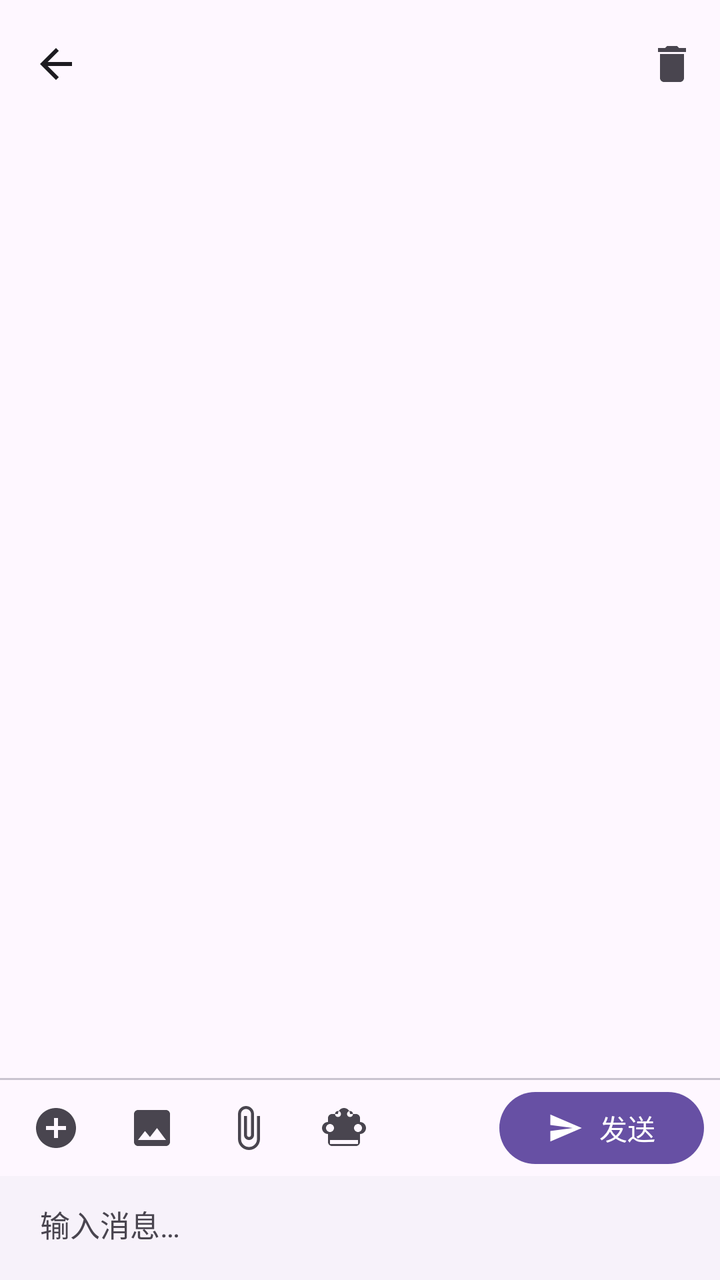
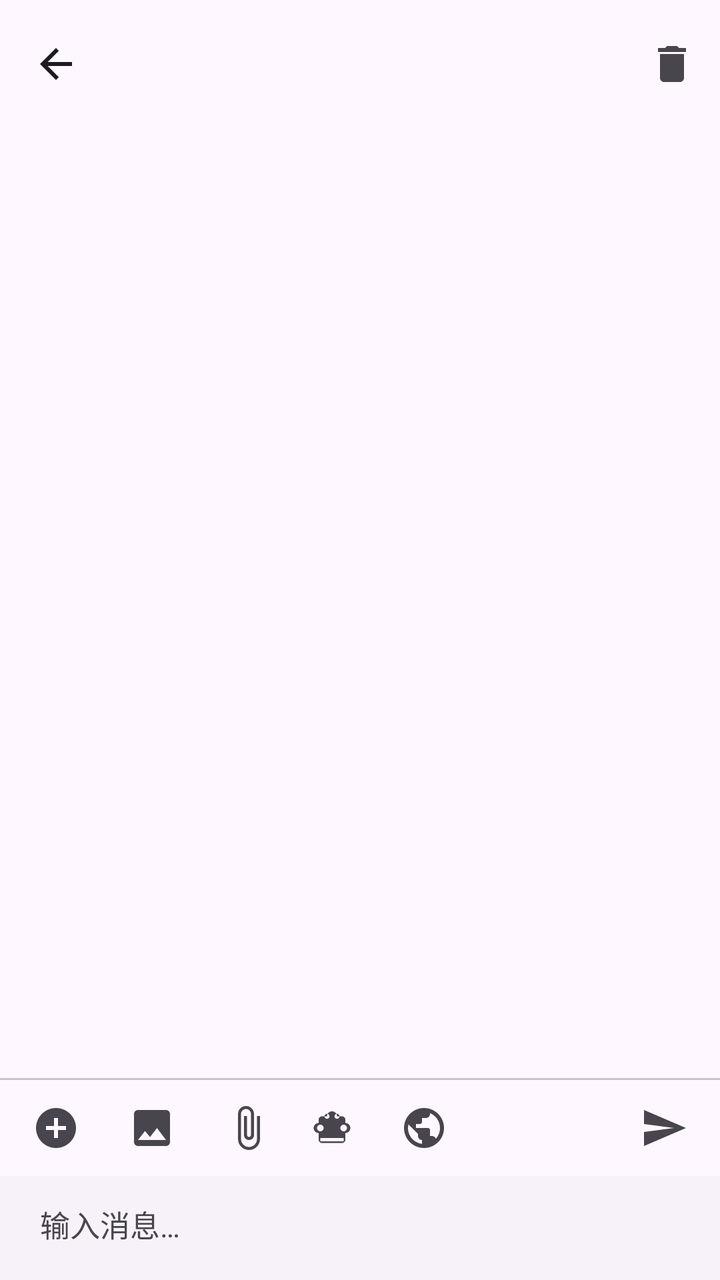

Screens rendered from an Android XML layout before and after an edit, with the pre-edit source and the edit as a unified diff.
<!-- AndroidManifest.xml: application theme Theme.ChatBox -->
<!-- res/layout/activity_chat.xml -->
<?xml version="1.0" encoding="utf-8"?>
<LinearLayout xmlns:android="http://schemas.android.com/apk/res/android"
    xmlns:app="http://schemas.android.com/apk/res-auto"
    android:layout_width="match_parent"
    android:layout_height="match_parent"
    android:fitsSystemWindows="true"
    android:orientation="vertical">

    <com.google.android.material.appbar.MaterialToolbar
        android:id="@+id/toolbar"
        android:layout_width="match_parent"
        android:layout_height="?attr/actionBarSize"
        app:navigationIcon="@drawable/ic_arrow_back"
        app:menu="@menu/menu_chat" />

    <TextView
        android:id="@+id/tv_system_prompt"
        android:layout_width="match_parent"
        android:layout_height="wrap_content"
        android:background="?attr/colorSurfaceContainerLow"
        android:ellipsize="end"
        android:maxLines="2"
        android:paddingHorizontal="16dp"
        android:paddingVertical="8dp"
        android:textColor="?attr/colorOnSurfaceVariant"
        android:textSize="12sp"
        android:visibility="gone" />

    <androidx.recyclerview.widget.RecyclerView
        android:id="@+id/rv_messages"
        android:layout_width="match_parent"
        android:layout_height="0dp"
        android:layout_weight="1"
        android:clipToPadding="false"
        android:paddingHorizontal="8dp"
        android:paddingTop="8dp"
        android:paddingBottom="8dp" />

    <View
        android:layout_width="match_parent"
        android:layout_height="1dp"
        android:background="?attr/colorOutlineVariant" />

    <LinearLayout
        android:id="@+id/layout_toolbar"
        android:layout_width="match_parent"
        android:layout_height="48dp"
        android:gravity="center_vertical"
        android:orientation="horizontal"
        android:paddingHorizontal="4dp">

        <ImageButton
            android:id="@+id/btn_new_chat"
            android:layout_width="48dp"
            android:layout_height="48dp"
            android:background="?attr/selectableItemBackgroundBorderless"
            android:contentDescription="@string/btn_new_chat"
            android:scaleType="centerInside"
            android:src="@drawable/ic_add_circle" />

        <ImageButton
            android:id="@+id/btn_select_image"
            android:layout_width="48dp"
            android:layout_height="48dp"
            android:background="?attr/selectableItemBackgroundBorderless"
            android:contentDescription="@string/btn_select_image"
            android:scaleType="centerInside"
            android:src="@drawable/ic_image" />

        <ImageButton
            android:id="@+id/btn_select_file"
            android:layout_width="48dp"
            android:layout_height="48dp"
            android:background="?attr/selectableItemBackgroundBorderless"
            android:contentDescription="@string/btn_select_file"
            android:scaleType="centerInside"
            android:src="@drawable/ic_attach_file" />

        <ImageButton
            android:id="@+id/btn_select_model"
            android:layout_width="48dp"
            android:layout_height="48dp"
            android:background="?attr/selectableItemBackgroundBorderless"
            android:contentDescription="@string/btn_select_model"
            android:scaleType="centerInside"
            android:src="@drawable/ic_smart_toy" />

        <View
            android:layout_width="0dp"
            android:layout_height="0dp"
            android:layout_weight="1" />

        <com.google.android.material.button.MaterialButton
            android:id="@+id/btn_send"
            style="@style/Widget.Material3.Button"
            android:layout_width="wrap_content"
            android:layout_height="36dp"
            android:layout_marginEnd="4dp"
            android:insetTop="0dp"
            android:insetBottom="0dp"
            android:text="@string/btn_send"
            app:icon="@drawable/ic_send"
            app:iconSize="18dp"
            app:iconTint="?attr/colorOnPrimary" />

    </LinearLayout>

    <LinearLayout
        android:id="@+id/layout_input"
        android:layout_width="match_parent"
        android:layout_height="wrap_content"
        android:background="?attr/colorSurfaceContainerLow"
        android:gravity="center_vertical"
        android:orientation="horizontal"
        android:paddingHorizontal="12dp"
        android:paddingTop="4dp"
        android:paddingBottom="8dp">

        <com.google.android.material.textfield.TextInputEditText
            android:id="@+id/et_input"
            android:layout_width="0dp"
            android:layout_height="wrap_content"
            android:layout_weight="1"
            android:background="@android:color/transparent"
            android:hint="@string/hint_input_message"
            android:imeOptions="actionSend"
            android:importantForAutofill="no"
            android:inputType="textMultiLine"
            android:maxLines="5"
            android:minHeight="40dp"
            android:paddingHorizontal="8dp"
            android:textColor="?attr/colorOnSurface"
            android:textColorHint="?attr/colorOnSurfaceVariant"
            android:textSize="15sp" />

    </LinearLayout>

</LinearLayout>
<!-- resources referenced by this layout -->
<resources>
  <!-- drawable ic_add_circle (drawable) -->
  <vector xmlns:android="http://schemas.android.com/apk/res/android"
      android:width="24dp"
      android:height="24dp"
      android:viewportWidth="24"
      android:viewportHeight="24">
      <path
          android:fillColor="?attr/colorOnSurfaceVariant"
          android:pathData="M12,2C6.48,2 2,6.48 2,12s4.48,10 10,10 10,-4.48 10,-10S17.52,2 12,2zM17,13h-4v4h-2v-4H7v-2h4V7h2v4h4v2z" />
  </vector>
  <!-- drawable ic_arrow_back (drawable) -->
  <vector xmlns:android="http://schemas.android.com/apk/res/android"
      android:width="24dp"
      android:height="24dp"
      android:viewportWidth="24"
      android:viewportHeight="24">
      <path
          android:fillColor="?attr/colorOnSurface"
          android:pathData="M20,11H7.83l5.59,-5.59L12,4l-8,8 8,8 1.41,-1.41L7.83,13H20v-2z" />
  </vector>
  <!-- drawable ic_image (drawable) -->
  <vector xmlns:android="http://schemas.android.com/apk/res/android"
      android:width="24dp"
      android:height="24dp"
      android:viewportWidth="24"
      android:viewportHeight="24">
      <path
          android:fillColor="?attr/colorOnSurfaceVariant"
          android:pathData="M21,19V5c0,-1.1 -0.9,-2 -2,-2H5c-1.1,0 -2,0.9 -2,2v14c0,1.1 0.9,2 2,2h14c1.1,0 2,-0.9 2,-2zM8.5,13.5l2.5,3.01L14.5,12l4.5,6H5l3.5,-4.5z" />
  </vector>
  <!-- drawable ic_send (drawable) -->
  <vector xmlns:android="http://schemas.android.com/apk/res/android"
      android:width="24dp"
      android:height="24dp"
      android:viewportWidth="24"
      android:viewportHeight="24">
      <path
          android:fillColor="?attr/colorOnPrimary"
          android:pathData="M2.01,21L23,12 2.01,3 2,10l15,2 -15,2z" />
  </vector>
  <string name="btn_new_chat">新建会话</string>
  <string name="btn_select_file">选择文件</string>
  <string name="btn_select_image">选择图片</string>
  <string name="btn_select_model">选择模型</string>
  <string name="btn_send">发送</string>
  <string name="hint_input_message">输入消息…</string>
  <color name="md_primary">#6750A4</color>
  <color name="md_on_primary">#FFFFFF</color>
  <color name="md_primary_container">#EADDFF</color>
  <color name="md_on_primary_container">#21005D</color>
  <color name="md_secondary">#625B71</color>
  <color name="md_on_secondary">#FFFFFF</color>
  <color name="md_secondary_container">#E8DEF8</color>
  <color name="md_on_secondary_container">#1D192B</color>
  <color name="md_tertiary">#7D5260</color>
  <color name="md_on_tertiary">#FFFFFF</color>
  <color name="md_tertiary_container">#FFD8E4</color>
  <color name="md_on_tertiary_container">#31111D</color>
  <color name="md_error">#B3261E</color>
  <color name="md_on_error">#FFFFFF</color>
  <color name="md_error_container">#F9DEDC</color>
  <color name="md_on_error_container">#410E0B</color>
  <color name="md_background">#FEF7FF</color>
  <color name="md_on_background">#1D1B20</color>
  <color name="md_surface">#FEF7FF</color>
  <color name="md_on_surface">#1D1B20</color>
  <color name="md_surface_variant">#E7E0EC</color>
  <color name="md_on_surface_variant">#49454F</color>
  <color name="md_outline">#79747E</color>
  <color name="md_outline_variant">#CAC4D0</color>
  <color name="md_inverse_surface">#322F35</color>
  <color name="md_inverse_on_surface">#F5EFF7</color>
  <!-- unchanged entries left out for length: 3 -->
</resources>

<!-- the commit's change to res/layout/activity_chat.xml (unified diff, before → after) -->
@@ -76,32 +76,56 @@
             android:scaleType="centerInside"
             android:src="@drawable/ic_attach_file" />
 
+        <LinearLayout
+            android:id="@+id/btn_select_model"
+            android:layout_width="wrap_content"
+            android:layout_height="36dp"
+            android:background="?attr/selectableItemBackground"
+            android:gravity="center_vertical"
+            android:orientation="horizontal"
+            android:paddingHorizontal="8dp">
+
+            <ImageView
+                android:layout_width="20dp"
+                android:layout_height="20dp"
+                android:contentDescription="@string/btn_select_model"
+                android:src="@drawable/ic_smart_toy" />
+
+            <TextView
+                android:id="@+id/tv_selected_model"
+                android:layout_width="wrap_content"
+                android:layout_height="wrap_content"
+                android:layout_marginStart="4dp"
+                android:ellipsize="end"
+                android:maxLines="1"
+                android:maxWidth="120dp"
+                android:textColor="?attr/colorOnSurfaceVariant"
+                android:textSize="12sp" />
+
+        </LinearLayout>
+
         <ImageButton
-            android:id="@+id/btn_select_model"
+            android:id="@+id/btn_web_search"
             android:layout_width="48dp"
             android:layout_height="48dp"
             android:background="?attr/selectableItemBackgroundBorderless"
-            android:contentDescription="@string/btn_select_model"
+            android:contentDescription="@string/btn_web_search"
             android:scaleType="centerInside"
-            android:src="@drawable/ic_smart_toy" />
+            android:src="@drawable/ic_public" />
 
         <View
             android:layout_width="0dp"
             android:layout_height="0dp"
             android:layout_weight="1" />
 
-        <com.google.android.material.button.MaterialButton
+        <ImageButton
             android:id="@+id/btn_send"
-            style="@style/Widget.Material3.Button"
-            android:layout_width="wrap_content"
-            android:layout_height="36dp"
-            android:layout_marginEnd="4dp"
-            android:insetTop="0dp"
-            android:insetBottom="0dp"
-            android:text="@string/btn_send"
-            app:icon="@drawable/ic_send"
-            app:iconSize="18dp"
-            app:iconTint="?attr/colorOnPrimary" />
+            android:layout_width="48dp"
+            android:layout_height="48dp"
+            android:background="?attr/selectableItemBackgroundBorderless"
+            android:contentDescription="@string/btn_send"
+            android:scaleType="centerInside"
+            android:src="@drawable/ic_send" />
 
     </LinearLayout>
 
<!-- resource entries referenced after the edit -->
@@ -30,6 +30,16 @@
           android:fillColor="?attr/colorOnSurfaceVariant"
           android:pathData="M21,19V5c0,-1.1 -0.9,-2 -2,-2H5c-1.1,0 -2,0.9 -2,2v14c0,1.1 0.9,2 2,2h14c1.1,0 2,-0.9 2,-2zM8.5,13.5l2.5,3.01L14.5,12l4.5,6H5l3.5,-4.5z" />
   </vector>
+  <!-- drawable ic_public (drawable) -->
+  <vector xmlns:android="http://schemas.android.com/apk/res/android"
+      android:width="24dp"
+      android:height="24dp"
+      android:viewportWidth="24"
+      android:viewportHeight="24">
+      <path
+          android:fillColor="?attr/colorOnSurfaceVariant"
+          android:pathData="M12,2C6.48,2 2,6.48 2,12s4.48,10 10,10 10,-4.48 10,-10S17.52,2 12,2zM11,19.93C7.05,19.44 4,16.08 4,12c0,-0.62 0.08,-1.21 0.21,-1.79L9,15v1c0,1.1 0.9,2 2,2v1.93zM17.9,17.39C17.64,16.58 16.9,16 16,16h-1v-3c0,-0.55 -0.45,-1 -1,-1H8v-2h2c0.55,0 1,-0.45 1,-1V7h2c1.1,0 2,-0.9 2,-2v-0.41C17.92,5.77 20,8.65 20,12c0,2.08 -0.81,3.98 -2.1,5.39z" />
+  </vector>
   <!-- drawable ic_send (drawable) -->
   <vector xmlns:android="http://schemas.android.com/apk/res/android"
       android:width="24dp"
@@ -37,7 +47,7 @@
       android:viewportWidth="24"
       android:viewportHeight="24">
       <path
-          android:fillColor="?attr/colorOnPrimary"
+          android:fillColor="?attr/colorOnSurfaceVariant"
           android:pathData="M2.01,21L23,12 2.01,3 2,10l15,2 -15,2z" />
   </vector>
   <string name="btn_new_chat">新建会话</string>
@@ -45,6 +55,7 @@
   <string name="btn_select_image">选择图片</string>
   <string name="btn_select_model">选择模型</string>
   <string name="btn_send">发送</string>
+  <string name="btn_web_search">联网搜索</string>
   <string name="hint_input_message">输入消息…</string>
   <color name="md_primary">#6750A4</color>
   <color name="md_on_primary">#FFFFFF</color>
